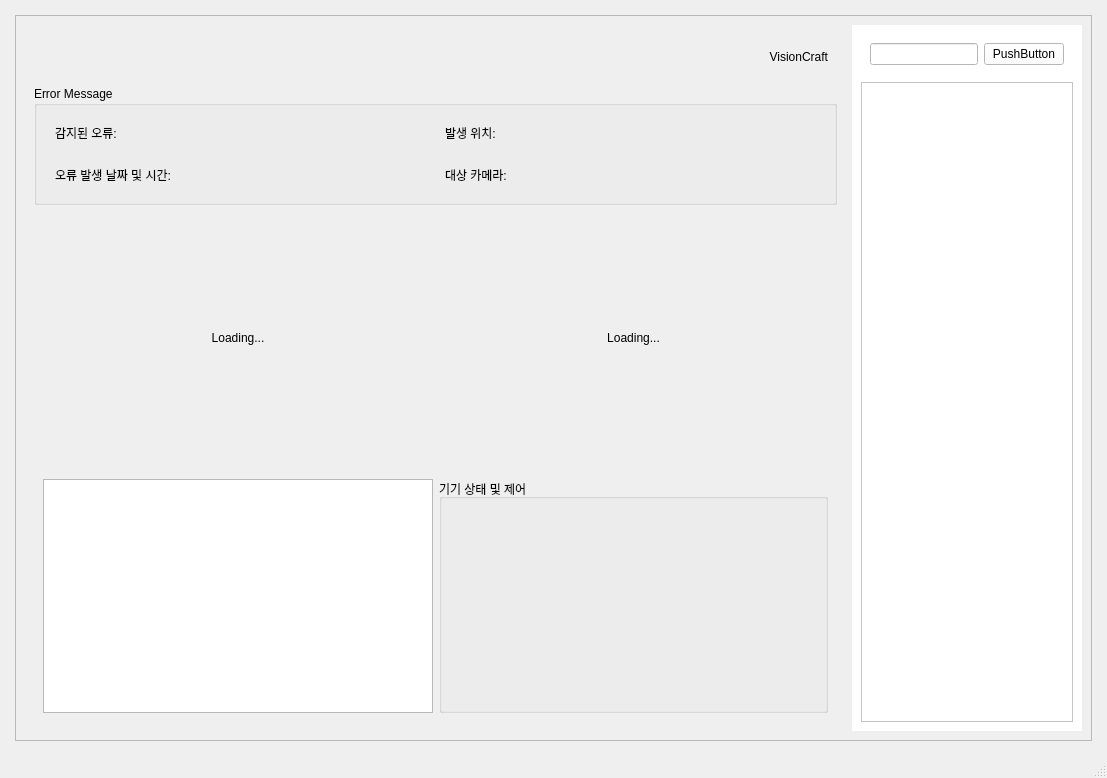
This is client_qt/mainwindow.ui in VisionCraft2025/client_qt as Qt 5 draws it before an edit. The edited form follows.
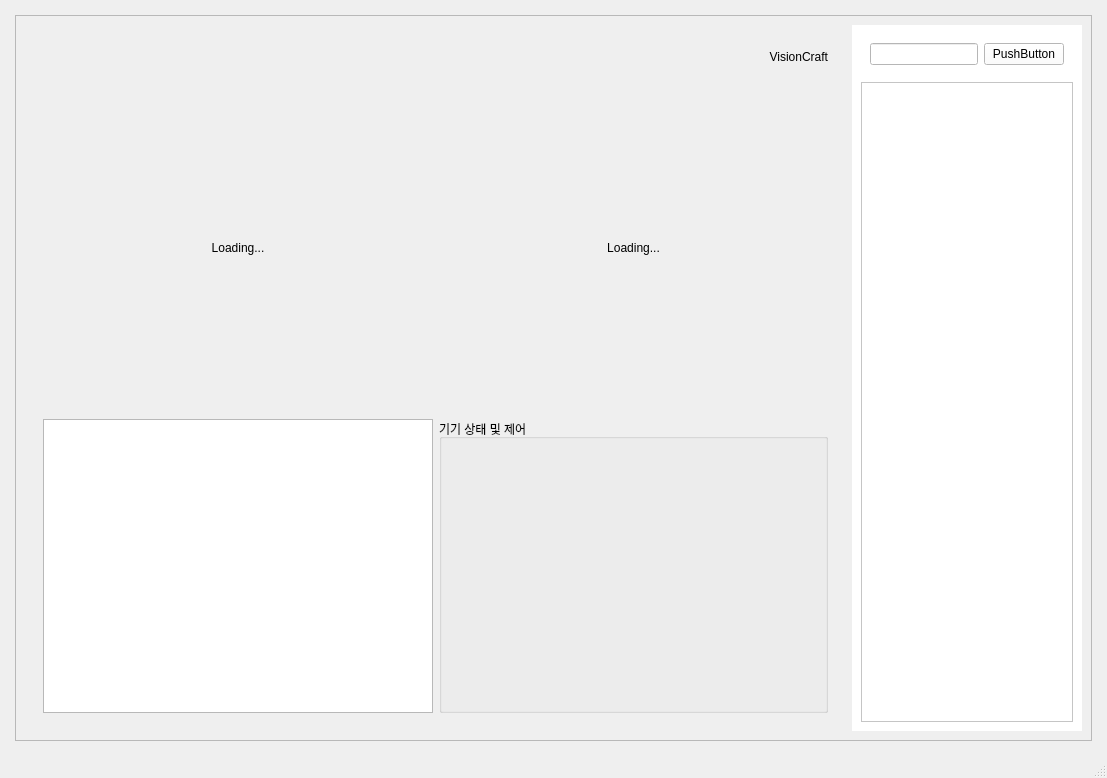
This is the edited form.

Commit message: Style/#52: Update Error Message Panel UI in Feeder tab

What changed in the file:
```diff
--- a/client_qt/mainwindow.ui
+++ b/client_qt/mainwindow.ui
@@ -80,150 +80,7 @@
              </widget>
             </item>
             <item>
-             <widget class="QGroupBox" name="groupBox">
-              <property name="title">
-               <string>Error Message</string>
-              </property>
-              <layout class="QGridLayout" name="gridLayout">
-               <property name="horizontalSpacing">
-                <number>0</number>
-               </property>
-               <item row="2" column="0">
-                <widget class="QWidget" name="widget_3" native="true">
-                 <property name="sizePolicy">
-                  <sizepolicy hsizetype="Expanding" vsizetype="Preferred">
-                   <horstretch>0</horstretch>
-                   <verstretch>0</verstretch>
-                  </sizepolicy>
-                 </property>
-                 <layout class="QHBoxLayout" name="horizontalLayout_6">
-                  <item>
-                   <widget class="QLabel" name="labelTimeTitle">
-                    <property name="sizePolicy">
-                     <sizepolicy hsizetype="Minimum" vsizetype="Preferred">
-                      <horstretch>0</horstretch>
-                      <verstretch>0</verstretch>
-                     </sizepolicy>
-                    </property>
-                    <property name="text">
-                     <string>오류 발생 날짜 및 시간:</string>
-                    </property>
-                   </widget>
-                  </item>
-                  <item>
-                   <widget class="QLabel" name="labelTimeValue">
-                    <property name="sizePolicy">
-                     <sizepolicy hsizetype="Expanding" vsizetype="Preferred">
-                      <horstretch>0</horstretch>
-                      <verstretch>0</verstretch>
-                     </sizepolicy>
-                    </property>
-                    <property name="text">
-                     <string/>
-                    </property>
-                   </widget>
-                  </item>
-                 </layout>
-                </widget>
-               </item>
-               <item row="2" column="1">
-                <widget class="QWidget" name="widget_4" native="true">
-                 <property name="sizePolicy">
-                  <sizepolicy hsizetype="Minimum" vsizetype="Preferred">
-                   <horstretch>0</horstretch>
-                   <verstretch>0</verstretch>
-                  </sizepolicy>
-                 </property>
-                 <layout class="QHBoxLayout" name="horizontalLayout_7">
-                  <item>
-                   <widget class="QLabel" name="labelCameraTitle">
-                    <property name="text">
-                     <string>대상 카메라:</string>
-                    </property>
-                   </widget>
-                  </item>
-                  <item>
-                   <widget class="QLabel" name="labelCameraValue">
-                    <property name="sizePolicy">
-                     <sizepolicy hsizetype="Expanding" vsizetype="Preferred">
-                      <horstretch>0</horstretch>
-                      <verstretch>0</verstretch>
-                     </sizepolicy>
-                    </property>
-                    <property name="text">
-                     <string/>
-                    </property>
-                   </widget>
-                  </item>
-                 </layout>
-                </widget>
-               </item>
-               <item row="1" column="0">
-                <widget class="QWidget" name="widget_2" native="true">
-                 <layout class="QHBoxLayout" name="horizontalLayout_5">
-                  <item>
-                   <widget class="QLabel" name="labelErrorTitle">
-                    <property name="sizePolicy">
-                     <sizepolicy hsizetype="Minimum" vsizetype="Preferred">
-                      <horstretch>0</horstretch>
-                      <verstretch>0</verstretch>
-                     </sizepolicy>
-                    </property>
-                    <property name="text">
-                     <string>감지된 오류:</string>
-                    </property>
-                   </widget>
-                  </item>
-                  <item>
-                   <widget class="QLabel" name="labelErrorValue">
-                    <property name="sizePolicy">
-                     <sizepolicy hsizetype="Expanding" vsizetype="Preferred">
-                      <horstretch>0</horstretch>
-                      <verstretch>0</verstretch>
-                     </sizepolicy>
-                    </property>
-                    <property name="text">
-                     <string/>
-                    </property>
-                   </widget>
-                  </item>
-                 </layout>
-                </widget>
-               </item>
-               <item row="1" column="1">
-                <widget class="QWidget" name="widget_5" native="true">
-                 <property name="sizePolicy">
-                  <sizepolicy hsizetype="Minimum" vsizetype="Preferred">
-                   <horstretch>0</horstretch>
-                   <verstretch>0</verstretch>
-                  </sizepolicy>
-                 </property>
-                 <layout class="QHBoxLayout" name="horizontalLayout_8">
-                  <item>
-                   <widget class="QLabel" name="labelLocationTitle">
-                    <property name="text">
-                     <string>발생 위치:</string>
-                    </property>
-                   </widget>
-                  </item>
-                  <item>
-                   <widget class="QLabel" name="labelLocationValue">
-                    <property name="sizePolicy">
-                     <sizepolicy hsizetype="Expanding" vsizetype="Preferred">
-                      <horstretch>0</horstretch>
-                      <verstretch>0</verstretch>
-                     </sizepolicy>
-                    </property>
-                    <property name="text">
-                     <string/>
-                    </property>
-                   </widget>
-                  </item>
-                 </layout>
-                </widget>
-               </item>
-              </layout>
-             </widget>
+             <widget class="QWidget" name="errorMessageContainer" native="true"/>
             </item>
             <item>
              <widget class="QWidget" name="cameraSectionWidget" native="true">
```
The commit also changes 2 other files.
